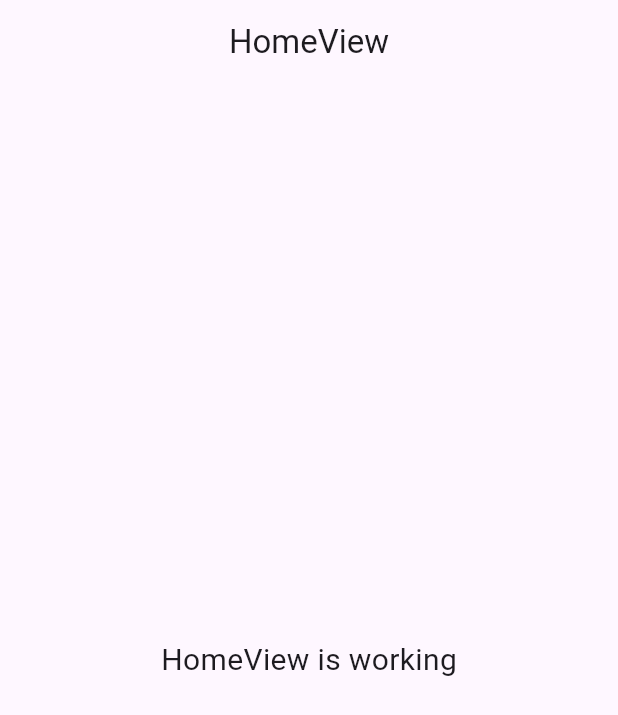
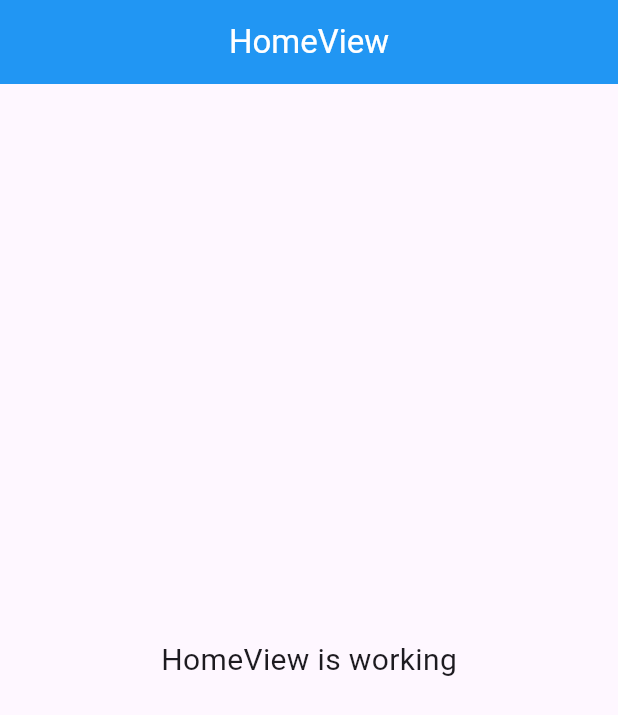
Before and after one commit to Ankitsaroj94/dinoviewer, a Flutter app: the screen it shows after launch, on a phone screen of 412 x 824 dp. Shown: the top 715 px of the screen. Run offline on Flutter 3.47's test engine with Material 3 defaults, Android fonts, the phone set to English and light mode, and no system bars; our stand-ins replace get.

Commit message:
add custom app bar and update home view layout

```diff
--- a/lib/app/modules/home/views/home_view.dart
+++ b/lib/app/modules/home/views/home_view.dart
@@ -1,18 +1,16 @@
+import 'package:dinoviewer/app/modules/utils/custom_app_bar.dart';
 import 'package:flutter/material.dart';
-
 import 'package:get/get.dart';
 
 import '../controllers/home_controller.dart';
 
 class HomeView extends GetView<HomeController> {
   const HomeView({super.key});
+
   @override
   Widget build(BuildContext context) {
     return Scaffold(
-      appBar: AppBar(
-        title: const Text('HomeView'),
-        centerTitle: true,
-      ),
+      appBar: const CustomAppBar(title: 'HomeView'),
       body: const Center(
         child: Text(
           'HomeView is working',
--- /dev/null
+++ b/lib/app/modules/utils/app_colors.dart
@@ -0,0 +1,233 @@
+import 'package:flutter/material.dart';
+
+class AppColors {
+  // Red Shades
+  static const Color red50 = Color(0xFFFFEBEE);
+  static const Color red100 = Color(0xFFFFCDD2);
+  static const Color red200 = Color(0xFFEF9A9A);
+  static const Color red300 = Color(0xFFE57373);
+  static const Color red400 = Color(0xFFEF5350);
+  static const Color red500 = Color(0xFFF44336);
+  static const Color red600 = Color(0xFFE53935);
+  static const Color red700 = Color(0xFFD32F2F);
+  static const Color red800 = Color(0xFFC62828);
+  static const Color red900 = Color(0xFFB71C1C);
+
+  // Green Shades
+  static const Color green50 = Color(0xFFE8F5E9);
+  static const Color green100 = Color(0xFFC8E6C9);
+  static const Color green200 = Color(0xFFA5D6A7);
+  static const Color green300 = Color(0xFF81C784);
+  static const Color green400 = Color(0xFF66BB6A);
+  static const Color green500 = Color(0xFF4CAF50);
+  static const Color green600 = Color(0xFF43A047);
+  static const Color green700 = Color(0xFF388E3C);
+  static const Color green800 = Color(0xFF2E7D32);
+  static const Color green900 = Color(0xFF1B5E20);
+
+  // Blue Shades
+  static const Color blue50 = Color(0xFFE3F2FD);
+  static const Color blue100 = Color(0xFFBBDEFB);
+  static const Color blue200 = Color(0xFF90CAF9);
+  static const Color blue300 = Color(0xFF64B5F6);
+  static const Color blue400 = Color(0xFF42A5F5);
+  static const Color blue500 = Color(0xFF2196F3);
+  static const Color blue600 = Color(0xFF1E88E5);
+  static const Color blue700 = Color(0xFF1976D2);
+  static const Color blue800 = Color(0xFF1565C0);
+  static const Color blue900 = Color(0xFF0D47A1);
+
+  // Yellow Shades
+  static const Color yellow50 = Color(0xFFFFFDE7);
+  static const Color yellow100 = Color(0xFFFFF9C4);
+  static const Color yellow200 = Color(0xFFFFF59D);
+  static const Color yellow300 = Color(0xFFFFF176);
+  static const Color yellow400 = Color(0xFFFFEE58);
+  static const Color yellow500 = Color(0xFFFFEB3B);
+  static const Color yellow600 = Color(0xFFFDD835);
+  static const Color yellow700 = Color(0xFFFBC02D);
+  static const Color yellow800 = Color(0xFFF9A825);
+  static const Color yellow900 = Color(0xFFF57F17);
+
+  // Orange Shades
+  static const Color orange50 = Color(0xFFFFF3E0);
+  static const Color orange100 = Color(0xFFFFE0B2);
+  static const Color orange200 = Color(0xFFFFCC80);
+  static const Color orange300 = Color(0xFFFFB74D);
+  static const Color orange400 = Color(0xFFFFA726);
+  static const Color orange500 = Color(0xFFFF9800);
+  static const Color orange600 = Color(0xFFFB8C00);
+  static const Color orange700 = Color(0xFFF57C00);
+  static const Color orange800 = Color(0xFFEF6C00);
+  static const Color orange900 = Color(0xFFE65100);
+
+  // Purple Shades
+  static const Color purple50 = Color(0xFFF3E5F5);
+  static const Color purple100 = Color(0xFFE1BEE7);
+  static const Color purple200 = Color(0xFFCE93D8);
+  static const Color purple300 = Color(0xFFBA68C8);
+  static const Color purple400 = Color(0xFFAB47BC);
+  static const Color purple500 = Color(0xFF9C27B0);
+  static const Color purple600 = Color(0xFF8E24AA);
+  static const Color purple700 = Color(0xFF7B1FA2);
+  static const Color purple800 = Color(0xFF6A1B9A);
+  static const Color purple900 = Color(0xFF4A148C);
+
+  // Pink Shades
+  static const Color pink50 = Color(0xFFFCE4EC);
+  static const Color pink100 = Color(0xFFF8BBD0);
+  static const Color pink200 = Color(0xFFF48FB1);
+  static const Color pink300 = Color(0xFFF06292);
+  static const Color pink400 = Color(0xFFEC407A);
+  static const Color pink500 = Color(0xFFE91E63);
+  static const Color pink600 = Color(0xFFD81B60);
+  static const Color pink700 = Color(0xFFC2185B);
+  static const Color pink800 = Color(0xFFAD1457);
+  static const Color pink900 = Color(0xFF880E4F);
+
+  // Cyan Shades
+  static const Color cyan50 = Color(0xFFE0F7FA);
+  static const Color cyan100 = Color(0xFFB2EBF2);
+  static const Color cyan200 = Color(0xFF80DEEA);
+  static const Color cyan300 = Color(0xFF4DD0E1);
+  static const Color cyan400 = Color(0xFF26C6DA);
+  static const Color cyan500 = Color(0xFF00BCD4);
+  static const Color cyan600 = Color(0xFF00ACC1);
+  static const Color cyan700 = Color(0xFF0097A7);
+  static const Color cyan800 = Color(0xFF00838F);
+  static const Color cyan900 = Color(0xFF006064);
+
+  // Teal Shades
+  static const Color teal50 = Color(0xFFE0F2F1);
+  static const Color teal100 = Color(0xFFB2DFDB);
+  static const Color teal200 = Color(0xFF80CBC4);
+  static const Color teal300 = Color(0xFF4DB6AC);
+  static const Color teal400 = Color(0xFF26A69A);
+  static const Color teal500 = Color(0xFF009688);
+  static const Color teal600 = Color(0xFF00897B);
+  static const Color teal700 = Color(0xFF00796B);
+  static const Color teal800 = Color(0xFF00695C);
+  static const Color teal900 = Color(0xFF004D40);
+
+  // Lime Shades
+  static const Color lime50 = Color(0xFFF9FBE7);
+  static const Color lime100 = Color(0xFFF0F4C3);
+  static const Color lime200 = Color(0xFFE6EE9C);
+  static const Color lime300 = Color(0xFFDCE775);
+  static const Color lime400 = Color(0xFFD4E157);
+  static const Color lime500 = Color(0xFFCDDC39);
+  static const Color lime600 = Color(0xFFC0CA33);
+  static const Color lime700 = Color(0xFFAFB42B);
+  static const Color lime800 = Color(0xFF9E9D24);
+  static const Color lime900 = Color(0xFF827717);
+
+  // Indigo Shades
+  static const Color indigo50 = Color(0xFFE8EAF6);
+  static const Color indigo100 = Color(0xFFC5CAE9);
+  static const Color indigo200 = Color(0xFF9FA8DA);
+  static const Color indigo300 = Color(0xFF7986CB);
+  static const Color indigo400 = Color(0xFF5C6BC0);
+  static const Color indigo500 = Color(0xFF3F51B5);
+  static const Color indigo600 = Color(0xFF3949AB);
+  static const Color indigo700 = Color(0xFF303F9F);
+  static const Color indigo800 = Color(0xFF283593);
+  static const Color indigo900 = Color(0xFF1A237E);
+
+  // Brown Shades
+  static const Color brown50 = Color(0xFFEFEBE9);
+  static const Color brown100 = Color(0xFFD7CCC8);
+  static const Color brown200 = Color(0xFFBCAAA4);
+  static const Color brown300 = Color(0xFFA1887F);
+  static const Color brown400 = Color(0xFF8D6E63);
+  static const Color brown500 = Color(0xFF795548);
+  static const Color brown600 = Color(0xFF6D4C41);
+  static const Color brown700 = Color(0xFF5D4037);
+  static const Color brown800 = Color(0xFF4E342E);
+  static const Color brown900 = Color(0xFF3E2723);
+
+  // Grey Shades
+  static const Color grey50 = Color(0xFFFAFAFA);
+  static const Color grey100 = Color(0xFFF5F5F5);
+  static const Color grey200 = Color(0xFFEEEEEE);
+  static const Color grey300 = Color(0xFFE0E0E0);
+  static const Color grey400 = Color(0xFFBDBDBD);
+  static const Color grey500 = Color(0xFF9E9E9E);
+  static const Color grey600 = Color(0xFF757575);
+  static const Color grey700 = Color(0xFF616161);
+  static const Color grey800 = Color(0xFF424242);
+  static const Color grey900 = Color(0xFF212121);
+
+  // Black and White
+  static const Color black = Color(0xFF000000);
+  static const Color white = Color(0xFFFFFFFF);
+  static const Color maroon = Color(0xFF800000);
+  static const Color olive = Color(0xFF808000);
+  static const Color darkGreen = Color(0xFF006400);
+  static const Color midnightBlue = Color(0xFF191970);
+  static const Color steelBlue = Color(0xFF4682B4);
+  static const Color cadetBlue = Color(0xFF5F9EA0);
+  static const Color cornflowerBlue = Color(0xFF6495ED);
+  static const Color darkSlateBlue = Color(0xFF483D8B);
+  static const Color mediumAquamarine = Color(0xFF66CDAA);
+  static const Color darkCyan = Color(0xFF008B8B);
+  static const Color lightSeaGreen = Color(0xFF20B2AA);
+  static const Color paleGreen = Color(0xFF98FB98);
+  static const Color springGreen = Color(0xFF00FF7F);
+  static const Color mediumSpringGreen = Color(0xFF00FA9A);
+  static const Color darkOliveGreen = Color(0xFF556B2F);
+  static const Color darkSeaGreen = Color(0xFF8FBC8F);
+  static const Color seaGreen = Color(0xFF2E8B57);
+  static const Color lightGreen = Color(0xFF90EE90);
+  static const Color peru = Color(0xFFCD853F);
+  static const Color sienna = Color(0xFFA0522D);
+  static const Color rosyBrown = Color(0xFFBC8F8F);
+  static const Color tan = Color(0xFFD2B48C);
+  static const Color burlyWood = Color(0xFFDEB887);
+  static const Color wheat = Color(0xFFF5DEB3);
+  static const Color sandyBrown = Color(0xFFF4A460);
+  static const Color darkSalmon = Color(0xFFE9967A);
+  static const Color salmon = Color(0xFFFA8072);
+  static const Color lightCoral = Color(0xFFF08080);
+  static const Color tomato = Color(0xFFFF6347);
+  static const Color orangeRed = Color(0xFFFF4500);
+  static const Color darkRed = Color(0xFF8B0000);
+  static const Color mediumVioletRed = Color(0xFFC71585);
+  static const Color paleVioletRed = Color(0xFFDB7093);
+  static const Color orchid = Color(0xFFDA70D6);
+  static const Color plum = Color(0xFFDDA0DD);
+  static const Color thistle = Color(0xFFD8BFD8);
+  static const Color lavender = Color(0xFFE6E6FA);
+  static const Color mistyRose = Color(0xFFFFE4E1);
+  static const Color antiqueWhite = Color(0xFFFAEBD7);
+  static const Color linen = Color(0xFFFAF0E6);
+  static const Color beige = Color(0xFFF5F5DC);
+  static const Color whiteSmoke = Color(0xFFF5F5F5);
+  static const Color gainsboro = Color(0xFFDCDCDC);
+  static const Color lightGrey = Color(0xFFD3D3D3);
+  static const Color silver = Color(0xFFC0C0C0);
+  static const Color darkGrey = Color(0xFFA9A9A9);
+  static const Color lightSteelBlue = Color(0xFFB0C4DE);
+  static const Color powderBlue = Color(0xFFB0E0E6);
+  static const Color paleTurquoise = Color(0xFFAFEEEE);
+  static const Color lightCyan = Color(0xFFE0FFFF);
+  static const Color aliceBlue = Color(0xFFF0F8FF);
+  static const Color honeydew = Color(0xFFF0FFF0);
+  static const Color mintCream = Color(0xFFF5FFFA);
+  static const Color azure = Color(0xFFF0FFFF);
+  static const Color lavenderBlush = Color(0xFFFFF0F5);
+  static const Color seashell = Color(0xFFFFF5EE);
+  static const Color oldLace = Color(0xFFFDF5E6);
+  static const Color floralWhite = Color(0xFFFFFAF0);
+  static const Color papayaWhip = Color(0xFFFFEFD5);
+  static const Color blanchedAlmond = Color(0xFFFFEBCD);
+  static const Color bisque = Color(0xFFFFE4C4);
+  static const Color peachPuff = Color(0xFFFFDAB9);
+  static const Color navajoWhite = Color(0xFFFFDEAD);
+  static const Color moccasin = Color(0xFFFFE4B5);
+  static const Color cornsilk = Color(0xFFFFF8DC);
+  static const Color lemonChiffon = Color(0xFFFFFACD);
+  static const Color lightYellow = Color(0xFFFFFFE0);
+  static const Color lightGoldenrodYellow = Color(0xFFFAFAD2);
+  static const Color paleGoldenrod = Color(0xFFEEE8AA);
+  static const Color khaki = Color(0xFFF0E68C);
+}
--- /dev/null
+++ b/lib/app/modules/utils/custom_app_bar.dart
@@ -0,0 +1,30 @@
+import 'package:dinoviewer/app/modules/utils/app_colors.dart';
+import 'package:flutter/material.dart';
+
+class CustomAppBar extends StatelessWidget implements PreferredSizeWidget {
+  final String title;
+  final List<Widget>? actions;
+
+  const CustomAppBar({
+    super.key,
+    required this.title,
+    this.actions,
+  });
+
+  @override
+  Widget build(BuildContext context) {
+    return AppBar(
+      backgroundColor: AppColors.blue500,
+      title: Text(
+        title,
+        style: const TextStyle(color: Colors.white),
+      ),
+      centerTitle: true,
+      actions: actions,
+      elevation: 0,
+    );
+  }
+
+  @override
+  Size get preferredSize => const Size.fromHeight(kToolbarHeight);
+}
```
Also changed, not shown: lib/main.dart (line endings or trailing spaces).
